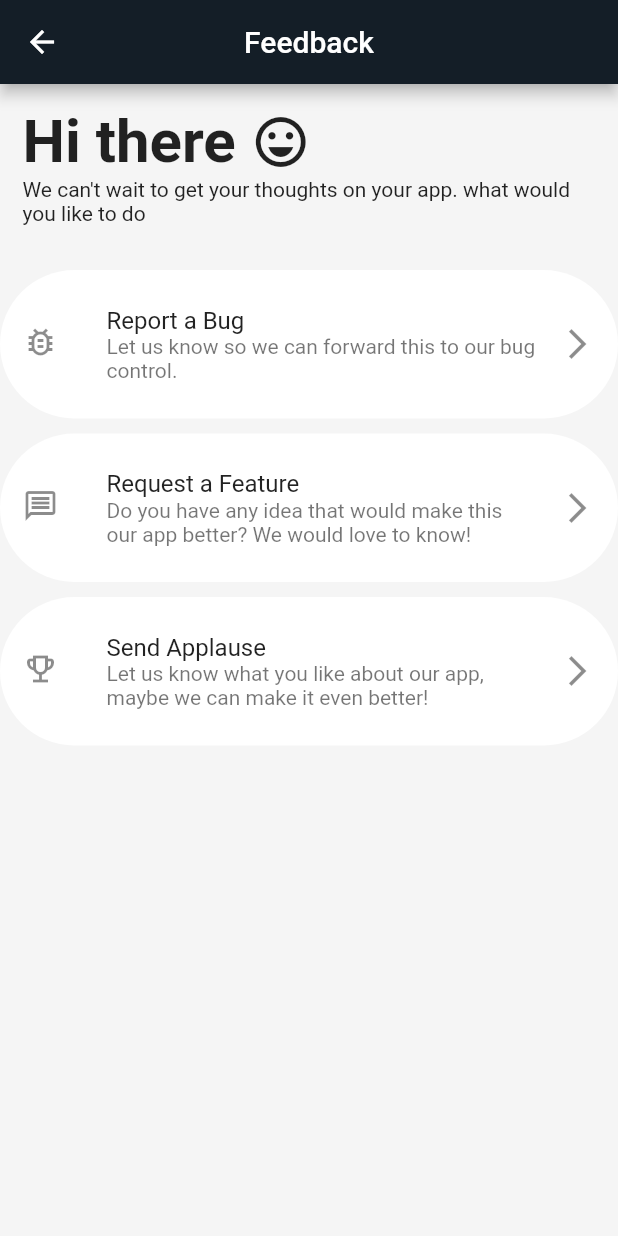
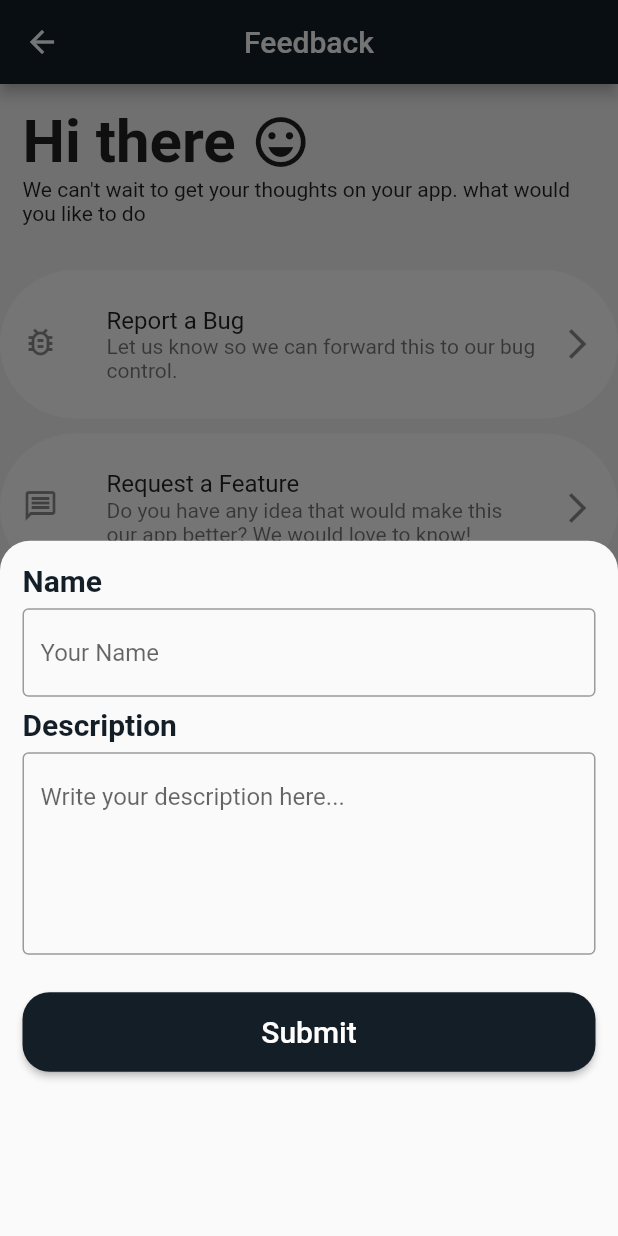
Before and after one commit to TareqMehdawi/Gradutaion-Project, a Flutter app: the FeedbackPage screen opened directly, after a tap on "Report a Bug", on a phone screen of 412 x 824 dp. Run offline on Flutter 3.47's test engine with Material 2 defaults, Android fonts, the phone set to English and light mode, and no system bars; our stand-ins replace google_fonts; Roboto replaces fonts that are missing (Ubuntu).

Commit message:
tareq feedback-make_reservation

```diff
--- a/lib/pages/feedback_page.dart
+++ b/lib/pages/feedback_page.dart
@@ -1,4 +1,5 @@
 import 'package:flutter/material.dart';
+import 'package:google_fonts/google_fonts.dart';
 
 class FeedbackPage extends StatefulWidget {
   const FeedbackPage({Key? key}) : super(key: key);
@@ -52,21 +53,23 @@ class _FeedbackPageState extends State<FeedbackPage> {
             title: 'Report a Bug',
             subtitle: 'Let us know so we can forward this to our bug control.',
           ),
-         const SizedBox(
+          const SizedBox(
             height: 10,
           ),
           feedbackListTile(
             icon: Icons.message_outlined,
             title: 'Request a Feature',
-            subtitle: 'Do you have any idea that would make this our app better? We would love to know!',
+            subtitle:
+                'Do you have any idea that would make this our app better? We would love to know!',
           ),
           const SizedBox(
             height: 10,
           ),
           feedbackListTile(
-            icon: Icons.emoji_events_outlined,
-            title: 'Send Applause',
-            subtitle: 'Let us know what you like about our app, maybe we can make it even better!',
+              icon: Icons.emoji_events_outlined,
+              title: 'Send Applause',
+              subtitle:
+                  'Let us know what you like about our app, maybe we can make it even better!',
           ),
         ],
       ),
@@ -76,18 +79,111 @@ class _FeedbackPageState extends State<FeedbackPage> {
   ListTile feedbackListTile(
       {required IconData icon,
       required String title,
-      required String subtitle}) {
+      required String subtitle,}) {
     return ListTile(
       leading: Icon(icon),
       title: Text(title),
       subtitle: Text(subtitle),
       trailing: const Icon(Icons.arrow_forward_ios),
       tileColor: Colors.white,
-      contentPadding: const EdgeInsets.symmetric(vertical: 20 ,horizontal: 15),
-      onTap: () {},
+      contentPadding: const EdgeInsets.symmetric(vertical: 20, horizontal: 15),
+      onTap: (){
+        buildBottomSheet();
+      },
       shape: RoundedRectangleBorder(
         borderRadius: BorderRadius.circular(50.0),
       ),
     );
   }
+
+  Widget loginButton() {
+    return ElevatedButton(
+      style: OutlinedButton.styleFrom(
+        backgroundColor: const Color(0xff141E27),
+        minimumSize: Size(MediaQuery.of(context).size.width * .94,
+            MediaQuery.of(context).size.height * .06),
+        padding: const EdgeInsets.symmetric(horizontal: 10, vertical: 15),
+        shape: RoundedRectangleBorder(
+          borderRadius: BorderRadius.circular(18),
+        ),
+      ),
+      child: Text(
+        'Submit',
+        style: GoogleFonts.ubuntu(
+          textStyle: const TextStyle(fontSize: 20, fontWeight: FontWeight.w500),
+        ),
+      ),
+      onPressed: () {
+        Navigator.pop(context);
+      },
+    );
+  }
+
+  Future buildBottomSheet(){
+    return showModalBottomSheet(
+      context: context,
+      shape: const RoundedRectangleBorder(
+        borderRadius: BorderRadius.vertical(
+          top: Radius.circular(20),
+        ),
+      ),
+      builder: (context) => Padding(
+        padding: const EdgeInsets.symmetric(
+            horizontal: 15.0, vertical: 15),
+        child: ListView(
+          children: [
+            bottomSheetText(text: 'Name'),
+            nameFormField(),
+            const SizedBox(
+              height: 7,
+            ),
+            bottomSheetText(text: 'Description'),
+            descriptionFormField(),
+            const SizedBox(
+              height: 25,
+            ),
+            loginButton(),
+          ],
+        ),
+      ),
+    );
+  }
 }
+
+Widget nameFormField() {
+  return TextFormField(
+    keyboardType: TextInputType.emailAddress,
+    decoration: const InputDecoration(
+      hintText: "Your Name",
+      border: OutlineInputBorder(),
+    ),
+  );
+}
+
+Widget descriptionFormField() {
+  return TextFormField(
+    keyboardType: TextInputType.emailAddress,
+    minLines: 5,
+    maxLines: 10,
+    decoration: const InputDecoration(
+      hintText: 'Write your description here...',
+      border: OutlineInputBorder(),
+    ),
+  );
+}
+Widget bottomSheetText({required String text}){
+  return Padding(
+    padding: const EdgeInsets.only(bottom: 7),
+    child:  Text(
+      text,
+      style: const TextStyle(
+          color: Color(0xff141E27),
+          fontWeight: FontWeight.bold,
+          fontSize: 20),
+    ),
+  );
+}
+
+// Widget bottomSheet (){
+//   return false;
+// }
--- a/lib/pages/make_reservations.dart
+++ b/lib/pages/make_reservations.dart
@@ -48,8 +48,8 @@ class _ReservationPageState extends State<ReservationPage> {
         onStepTapped: (index) {
           if(index == 0){
             setState(() {
-              selectedService = 'Service';
-              selectedEmployee = 'Employee' ;
+              Provider.of<ReservationInfo>(context, listen: false).selectedService = "Service";
+              Provider.of<ReservationInfo>(context, listen: false).selectedEmployee = "Employee";
             });
           }
           setState(() {
```
